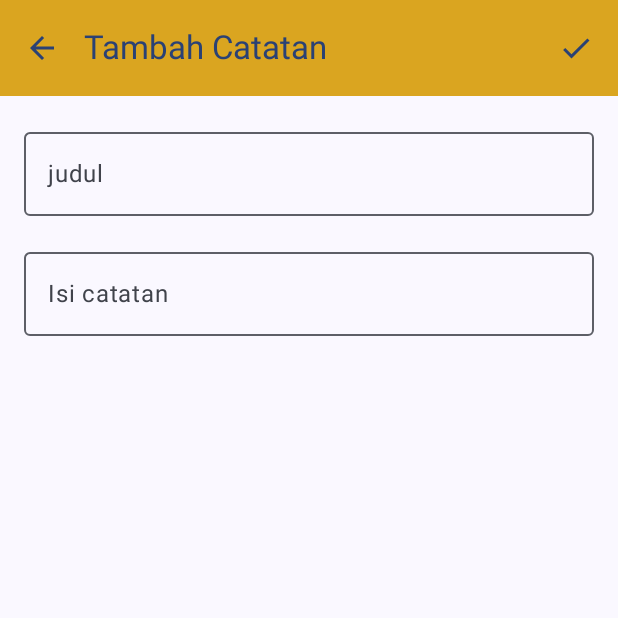
After one commit to Toony15/fathoni_goldycalc, an Android app built with Jetpack Compose: the DetailScreen screen opened through its navigation route, on a phone screen of 412 x 824 dp, the top half of it. The commit adds this screen. Run offline under Robolectric (Android 15) with nearby library versions, the phone set to English and light mode, and no system bars; Roboto replaces fonts that are not available here.

Commit message:
GoldyCalc Navigate With Data

```diff
--- a/app/src/main/java/com/toni/goldycalc/model/Catatan.kt
+++ b/app/src/main/java/com/toni/goldycalc/model/Catatan.kt
@@ -3,6 +3,7 @@ package com.toni.goldycalc.model
 data class Catatan(
     val  id : Long,
     val  judul : String,
+    val  Toko : String,
     val  catatan : String,
     val  tanggal : String,
 )
--- a/app/src/main/java/com/toni/goldycalc/navigation/NavGraph.kt
+++ b/app/src/main/java/com/toni/goldycalc/navigation/NavGraph.kt
@@ -2,10 +2,14 @@ package com.toni.goldycalc.navigation
 
 import androidx.compose.runtime.Composable
 import androidx.navigation.NavHostController
+import androidx.navigation.NavType
 import androidx.navigation.compose.NavHost
 import androidx.navigation.compose.composable
 import androidx.navigation.compose.rememberNavController
+import androidx.navigation.navArgument
 import com.toni.goldycalc.ui.screen.AboutGoldyScreen
+import com.toni.goldycalc.ui.screen.DetailScreen
+import com.toni.goldycalc.ui.screen.KEY_ID_CATATAN
 import com.toni.goldycalc.ui.screen.MainScreen
 import com.toni.goldycalc.ui.screen.NoteScreen
 
@@ -24,6 +28,18 @@ fun SetupNavbarGraph(navController: NavHostController = rememberNavController())
         composable(route = Screen.Note.route) {
             NoteScreen(navController)
         }
+        composable(route = Screen.FormBaru.route) {
+            DetailScreen(navController)
+        }
+        composable(
+            route = Screen.Formubah.route,
+            arguments = listOf(
+                navArgument(KEY_ID_CATATAN) {type = NavType.LongType}
+            )
+        ) { navBackStackEntry ->
+            val id = navBackStackEntry.arguments?.getLong(KEY_ID_CATATAN)
+            DetailScreen(navController,id)
+        }
     }
 
 }
--- a/app/src/main/java/com/toni/goldycalc/navigation/Screen.kt
+++ b/app/src/main/java/com/toni/goldycalc/navigation/Screen.kt
@@ -1,7 +1,13 @@
     package com.toni.goldycalc.navigation
+
+    import com.toni.goldycalc.ui.screen.KEY_ID_CATATAN
 
     sealed class Screen (val route: String) {
         data object  Home:Screen("mainScreen")
         data object About: Screen("aboutgoldyscreen")
         data object Note: Screen("NoteScreen")
+        data object FormBaru: Screen("detailscreen")
+        data object Formubah: Screen("detailscreen/{$KEY_ID_CATATAN}") {
+            fun withId(id: Long) = "detailscreen/$id"
+        }
     }
--- a/app/src/main/java/com/toni/goldycalc/ui/screen/AboutGoldyScreen.kt
+++ b/app/src/main/java/com/toni/goldycalc/ui/screen/AboutGoldyScreen.kt
@@ -75,7 +75,7 @@ fun AboutGoldyScreen(navController: NavHostController) {
                     IconButton(onClick = { navController.popBackStack() }) {
                         Icon(
                             imageVector = Icons.AutoMirrored.Filled.ArrowBack,
-                            contentDescription = stringResource(R.string.Kembali),
+                            contentDescription = stringResource(R.string.kembali),
                             tint = MaterialTheme.colorScheme.primary
                         )
                     }
--- /dev/null
+++ b/app/src/main/java/com/toni/goldycalc/ui/screen/DetailScreen.kt
@@ -0,0 +1,147 @@
+package com.toni.goldycalc.ui.screen
+
+import android.content.res.Configuration
+import androidx.compose.foundation.layout.Arrangement
+import androidx.compose.foundation.layout.Column
+import androidx.compose.foundation.layout.fillMaxSize
+import androidx.compose.foundation.layout.fillMaxWidth
+import androidx.compose.foundation.layout.padding
+import androidx.compose.foundation.text.KeyboardOptions
+import androidx.compose.material.icons.Icons
+import androidx.compose.material.icons.automirrored.filled.ArrowBack
+import androidx.compose.material.icons.outlined.Check
+import androidx.compose.material3.ExperimentalMaterial3Api
+import androidx.compose.material3.Icon
+import androidx.compose.material3.IconButton
+import androidx.compose.material3.MaterialTheme
+import androidx.compose.material3.OutlinedTextField
+import androidx.compose.material3.Scaffold
+import androidx.compose.material3.Text
+import androidx.compose.material3.TopAppBar
+import androidx.compose.material3.TopAppBarDefaults
+import androidx.compose.runtime.Composable
+import androidx.compose.runtime.LaunchedEffect
+import androidx.compose.runtime.getValue
+import androidx.compose.runtime.mutableStateOf
+import androidx.compose.runtime.remember
+import androidx.compose.runtime.setValue
+import androidx.compose.ui.Modifier
+import androidx.compose.ui.graphics.Color
+import androidx.compose.ui.res.stringResource
+import androidx.compose.ui.text.input.ImeAction
+import androidx.compose.ui.text.input.KeyboardCapitalization
+import androidx.compose.ui.tooling.preview.Preview
+import androidx.compose.ui.unit.dp
+import androidx.lifecycle.viewmodel.compose.viewModel
+import androidx.navigation.NavHostController
+import androidx.navigation.compose.rememberNavController
+import com.toni.goldycalc.R
+import com.toni.goldycalc.ui.theme.GoldyCalcTheme
+
+const val KEY_ID_CATATAN = "idCatatan"
+@OptIn(ExperimentalMaterial3Api::class)
+@Composable
+fun DetailScreen(navController: NavHostController, id: Long? = null) {
+
+    val ViewModel: MainViewModel = viewModel()
+    var judul by remember { mutableStateOf("") }
+    var catatan by remember { mutableStateOf("") }
+
+    LaunchedEffect(Unit) {
+        if (id == null) return@LaunchedEffect
+        val data = ViewModel.getCatatan(id) ?: return@LaunchedEffect
+        judul = data.judul
+        catatan = data.catatan
+    }
+
+    Scaffold (
+        topBar = {
+            TopAppBar(
+                navigationIcon = {
+                    IconButton(onClick = {navController.popBackStack()}) {
+                        Icon(
+                            imageVector = Icons.AutoMirrored.Filled.ArrowBack,
+                            contentDescription = stringResource(R.string.kembali),
+                            tint = MaterialTheme.colorScheme.primary
+                        )
+                    }
+                },
+                title = {
+                    if (id == null )
+                        Text(text = stringResource(id = R.string.tambah_catatan ))
+                    else
+                        Text(text = stringResource(id = R.string.edit_catatan ))
+
+                },
+                colors = TopAppBarDefaults.mediumTopAppBarColors(
+                    containerColor = Color(0xFFDAA520),
+                    titleContentColor =  MaterialTheme.colorScheme.primary
+                ),
+                actions = {
+                    IconButton(onClick = {navController.popBackStack()}) {
+                        Icon(
+                            imageVector = Icons.Outlined.Check,
+                            contentDescription = stringResource(R.string.simpan),
+                            tint = MaterialTheme.colorScheme.primary
+                        )
+                    }
+
+                }
+            )
+        }
+    ) { padding ->
+        Formcatatan(
+            title = judul,
+            onTitleChange = { judul = it },
+            desc = catatan,
+            onDescChange = { catatan = it },
+            modifier = Modifier.padding(padding)
+        )
+    }
+}
+
+@Composable
+fun Formcatatan(
+    title: String, onTitleChange: (String) -> Unit,
+    desc: String, onDescChange: (String) -> Unit,
+    modifier: Modifier
+) {
+    Column(
+        modifier = modifier
+            .fillMaxSize()
+            .padding(16.dp),
+        verticalArrangement = Arrangement.spacedBy(16.dp)
+    ) {
+        OutlinedTextField(
+            value = title,
+            onValueChange = { onTitleChange(it) },
+            label = { Text(text = stringResource(R.string.judul)) },
+            singleLine = true,
+            keyboardOptions = KeyboardOptions(
+                capitalization = KeyboardCapitalization.Words,
+                imeAction = ImeAction.Next
+            ),
+            modifier = Modifier.fillMaxWidth()
+        )
+
+        OutlinedTextField(
+            value = desc,
+            onValueChange = { onDescChange(it) },
+            label = { Text(text = stringResource(R.string.isi_catatan)) },
+            singleLine = true,
+            keyboardOptions = KeyboardOptions(
+                capitalization = KeyboardCapitalization.Words,
+                imeAction = ImeAction.Done
+            ),
+            modifier = Modifier.fillMaxWidth()
+        )
+    }
+}
+@Preview(showBackground = true)
+@Preview(uiMode = Configuration.UI_MODE_NIGHT_YES, showBackground = true)
+@Composable
+fun DetailScreenPreview() {
+    GoldyCalcTheme{
+        DetailScreen(rememberNavController( ))
+    }
+}
--- a/app/src/main/java/com/toni/goldycalc/ui/screen/MainScreen.kt
+++ b/app/src/main/java/com/toni/goldycalc/ui/screen/MainScreen.kt
@@ -79,7 +79,7 @@ fun MainScreen(navController: NavHostController) {
                     IconButton(onClick = { navController.navigate(Screen.Note.route) }) {
                         Icon(
                             imageVector = Icons.Outlined.AddCircle,
-                            contentDescription = stringResource(R.string.Tambah_Catatan),
+                            contentDescription = stringResource(R.string.tambah_catatan),
                             tint = MaterialTheme.colorScheme.primary
                         )
                     }
--- a/app/src/main/java/com/toni/goldycalc/ui/screen/MainViewModel.kt
+++ b/app/src/main/java/com/toni/goldycalc/ui/screen/MainViewModel.kt
@@ -46,4 +46,7 @@ import com.toni.goldycalc.model.Catatan
 
 
             )
+        fun getCatatan(id: Long): Catatan? {
+            return data.find { it.id == id }
+        }
     }
--- a/app/src/main/res/values/strings.xml
+++ b/app/src/main/res/values/strings.xml
@@ -2,9 +2,12 @@
     <string name="app_name">GoldyCalc</string>
     <string name="Hitung_Emas">" "</string>
     <string name="penjelasan">" Helps You prepare your Gold Investment "</string>
-    <string name="Kembali">" Kembali"</string>
-    <string name="Tambah_Catatan">" Catat Rencana anda"</string>
     <string name="list_kosong">Belum ada catatan</string>
     <string name="x_diklik">1$s diklik!</string>
-    <string name="belum_bisa">Belum bisa tambah catatan.</string>
+    <string name="judul">judul</string>
+    <string name="isi_catatan">Isi catatan</string>
+    <string name="tambah_catatan">Tambah Catatan</string>
+    <string name="kembali">Kembali</string>
+    <string name="simpan">Simpan</string>
+    <string name="edit_catatan">ubah catatan</string>
 </resources>
```
Also changed, not shown: app/src/main/java/com/toni/goldycalc/ui/screen/NoteScreen.kt (+11 -10 lines).
